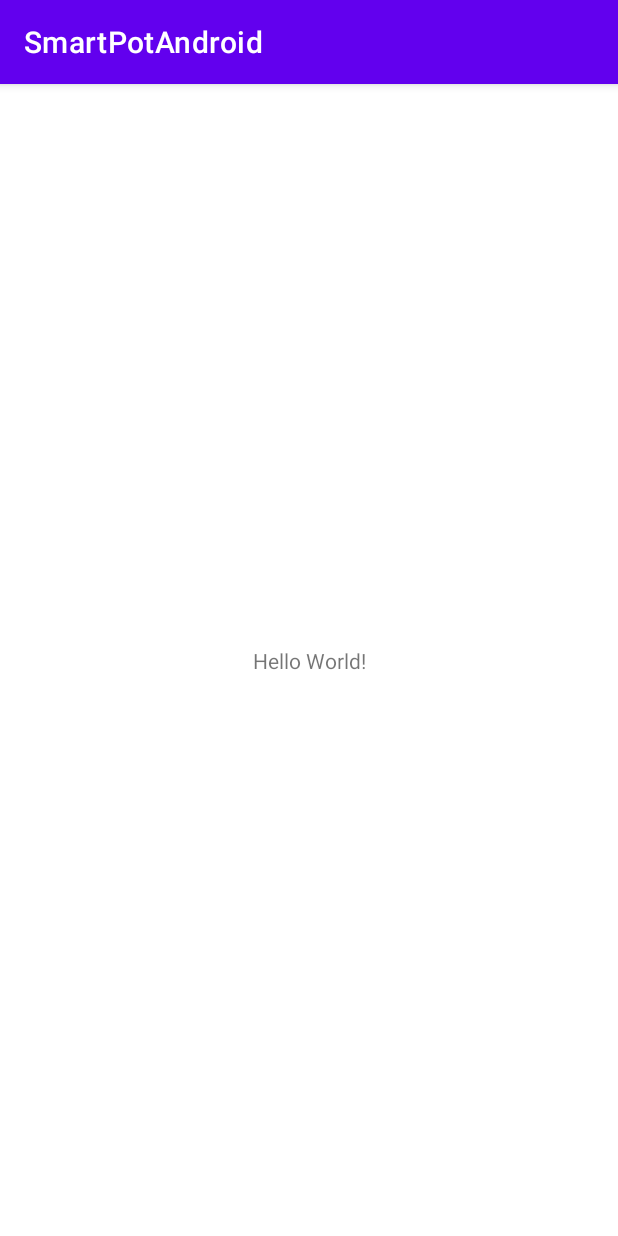
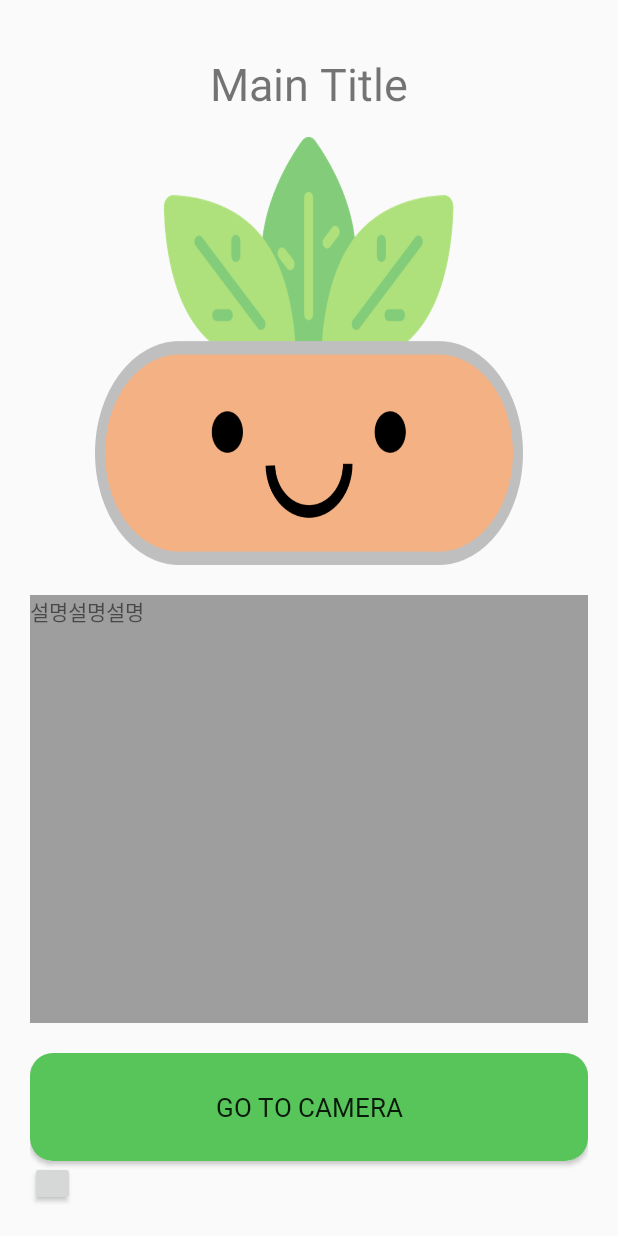
Before and after one commit to smpark0213/Smart-Flower-Pot, an Android app: the screen it shows after launch (MainActivity), on a phone screen of 412 x 824 dp. Run offline under Robolectric (Android 15) with nearby library versions, the phone set to English and light mode, and no system bars.

Commit message:
Initial App Design

```diff
--- a/app/build.gradle
+++ b/app/build.gradle
@@ -5,6 +5,10 @@ plugins {
 
 android {
     compileSdk 31
+
+    viewBinding {
+        enabled true
+    }
 
     defaultConfig {
         applicationId "com.example.smartpotandroid"
--- a/app/src/main/AndroidManifest.xml
+++ b/app/src/main/AndroidManifest.xml
@@ -18,6 +18,7 @@
                 <category android:name="android.intent.category.LAUNCHER" />
             </intent-filter>
         </activity>
+        <activity android:name=".CameraActivity" />
     </application>
 
 </manifest>
--- a/app/src/main/java/com/example/smartpotandroid/MainActivity.kt
+++ b/app/src/main/java/com/example/smartpotandroid/MainActivity.kt
@@ -1,11 +1,30 @@
 package com.example.smartpotandroid
 
+import android.content.Intent
 import androidx.appcompat.app.AppCompatActivity
 import android.os.Bundle
+import android.util.Log
+import android.widget.Toast
+import com.example.smartpotandroid.databinding.ActivityMainBinding
 
 class MainActivity : AppCompatActivity() {
+
+    lateinit var binding: ActivityMainBinding
+
     override fun onCreate(savedInstanceState: Bundle?) {
         super.onCreate(savedInstanceState)
         setContentView(R.layout.activity_main)
+
+        binding = ActivityMainBinding.inflate(layoutInflater)
+
+        binding.mainCameraBtn.setOnClickListener {
+            Toast.makeText(this, "Go to Camera", Toast.LENGTH_SHORT).show()
+            Log.d("test", "check")
+            startActivity(Intent(this, CameraActivity::class.java))
+        }
+
+        binding.test.setOnClickListener {
+            Log.d("test", "test1")
+        }
     }
 }
--- /dev/null
+++ b/app/src/main/res/drawable/border_round.xml
@@ -0,0 +1,10 @@
+<?xml version="1.0" encoding="utf-8"?>
+<shape xmlns:android="http://schemas.android.com/apk/res/android">
+
+    <corners
+        android:radius="15dp" />
+
+    <solid
+        android:color="@color/green" />
+
+</shape>
--- a/app/src/main/res/layout/activity_main.xml
+++ b/app/src/main/res/layout/activity_main.xml
@@ -1,18 +1,55 @@
 <?xml version="1.0" encoding="utf-8"?>
-<androidx.constraintlayout.widget.ConstraintLayout xmlns:android="http://schemas.android.com/apk/res/android"
+<LinearLayout xmlns:android="http://schemas.android.com/apk/res/android"
     xmlns:app="http://schemas.android.com/apk/res-auto"
     xmlns:tools="http://schemas.android.com/tools"
     android:layout_width="match_parent"
     android:layout_height="match_parent"
-    tools:context=".MainActivity">
+    tools:context=".MainActivity"
+    android:orientation="vertical"
+    android:padding="20dp" >
 
     <TextView
+        android:id="@+id/main_title"
         android:layout_width="wrap_content"
-        android:layout_height="wrap_content"
-        android:text="Hello World!"
-        app:layout_constraintBottom_toBottomOf="parent"
-        app:layout_constraintLeft_toLeftOf="parent"
-        app:layout_constraintRight_toRightOf="parent"
-        app:layout_constraintTop_toTopOf="parent" />
+        android:layout_height="0dp"
+        android:layout_weight="1"
+        android:text="Main Title"
+        android:textSize="30dp"
+        android:gravity="center"
+        android:layout_gravity="center" />
 
-</androidx.constraintlayout.widget.ConstraintLayout>
+    <ImageView
+        android:id="@+id/main_logo"
+        android:layout_width="285dp"
+        android:layout_height="0dp"
+        android:layout_weight="4"
+        android:text="LOGO"
+        android:background="@drawable/logo"
+        android:layout_gravity="center"/>
+
+    <TextView
+        android:id="@+id/main_text"
+        android:layout_width="match_parent"
+        android:layout_height="0dp"
+        android:layout_weight="4"
+        android:text="설명설명설명"
+        android:layout_marginTop="20dp"
+        android:layout_marginBottom="20dp"
+        android:background="#9E9E9E"/>
+
+    <Button
+        android:id="@+id/main_camera_btn"
+        android:layout_width="match_parent"
+        android:layout_height="0dp"
+        android:layout_weight="1"
+        android:background="@drawable/border_round"
+        android:text="Go to CAMERA"
+        android:fontFamily="@font/font"
+        android:textSize="17dp" />
+
+    <Button
+        android:id="@+id/test"
+        android:layout_width="30dp"
+        android:layout_height="30dp" />
+
+</LinearLayout>
--- a/app/src/main/res/values/colors.xml
+++ b/app/src/main/res/values/colors.xml
@@ -7,4 +7,6 @@
     <color name="teal_700">#FF018786</color>
     <color name="black">#FF000000</color>
     <color name="white">#FFFFFFFF</color>
+    <color name="green">#57C559</color>
+    <color name="gray">#BBBBBB</color>
 </resources>
--- a/app/src/main/res/values/themes.xml
+++ b/app/src/main/res/values/themes.xml
@@ -1,6 +1,6 @@
 <resources xmlns:tools="http://schemas.android.com/tools">
     <!-- Base application theme. -->
-    <style name="Theme.SmartPotAndroid" parent="Theme.MaterialComponents.DayNight.DarkActionBar">
+    <style name="Theme.SmartPotAndroid" parent="Theme.AppCompat.Light.DarkActionBar">
         <!-- Primary brand color. -->
         <item name="colorPrimary">@color/purple_500</item>
         <item name="colorPrimaryVariant">@color/purple_700</item>
@@ -12,5 +12,7 @@
         <!-- Status bar color. -->
         <item name="android:statusBarColor" tools:targetApi="l">?attr/colorPrimaryVariant</item>
         <!-- Customize your theme here. -->
+        <item name="windowActionBar">false</item>
+        <item name="windowNoTitle">true</item>
     </style>
 </resources>
```
Also changed, not shown: app/src/main/java/com/example/smartpotandroid/CameraActivity.kt (added, +41 -0 lines), app/src/main/res/layout/activity_camera.xml (added, +116 -0 lines), app/src/main/res/drawable/button_back.png (added), app/src/main/res/drawable/logo.png (added), app/src/main/res/drawable/move_left_btn.png (added), app/src/main/res/drawable/move_right_btn.png (added), app/src/main/res/drawable/plant.png (added), app/src/main/res/drawable/pot1.png (added), app/src/main/res/drawable/pot2.png (added), app/src/main/res/drawable/pot3.png (added), app/src/main/res/drawable/water_btn.png (added), 1 other file.
